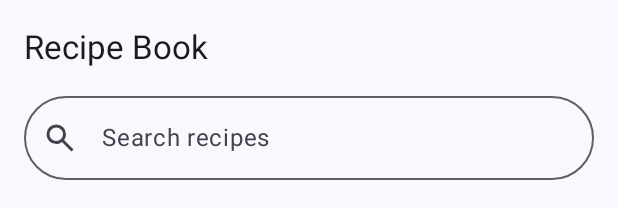
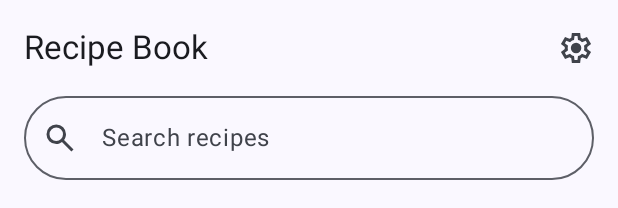
Before and after one commit to CRAZYS0K/Sok_Kotlin_Lab3-4, an Android app built with Jetpack Compose: the @Preview function RecipeListScreenPreview, on a phone screen of 412 x 824 dp. Shown: the top 208 px of the screen. Run offline under Robolectric (Android 15) with nearby library versions, the phone set to English and light mode, and no system bars; our stand-ins replace Room's generated code; libraries missing offline, so code that uses them is left out: androidx.room3.

Commit message:
feat(settings): add language and theme settings

```diff
--- a/app/src/main/java/com/recipebook/MainActivity.kt
+++ b/app/src/main/java/com/recipebook/MainActivity.kt
@@ -1,5 +1,6 @@
 package com.recipebook
 
+import android.content.Intent
 import android.os.Bundle
 import androidx.activity.compose.rememberLauncherForActivityResult
 import androidx.activity.compose.setContent
@@ -55,6 +56,7 @@ class MainActivity : AppCompatActivity() {
                     onRecipeClick = { id -> recipeLauncher.launch(RecipeActivity.newIntent(this, id)) },
                     onFavoriteToggle = viewModel::onFavoriteToggle,
                     onAddClick = { addLauncher.launch(EditRecipeActivity.newIntent(this, recipeId = null)) },
+                    onSettingsClick = { startActivity(Intent(this, SettingsActivity::class.java)) },
                 )
             }
         }
--- a/app/src/main/java/com/recipebook/ui/list/RecipeListScreen.kt
+++ b/app/src/main/java/com/recipebook/ui/list/RecipeListScreen.kt
@@ -76,6 +76,7 @@ fun RecipeListScreen(
     onRecipeClick: (Long) -> Unit,
     onFavoriteToggle: (Recipe) -> Unit,
     onAddClick: () -> Unit,
+    onSettingsClick: () -> Unit,
 ) {
     val listState = rememberLazyListState()
     ScrollToTopWhenFirstChanges(listState, state.recipes.firstOrNull()?.id)
@@ -87,7 +88,19 @@ fun RecipeListScreen(
     }
 
     Scaffold(
-        topBar = { TopAppBar(title = { Text(stringResource(R.string.app_name)) }) },
+        topBar = {
+            TopAppBar(
+                title = { Text(stringResource(R.string.app_name)) },
+                actions = {
+                    IconButton(onClick = { leaveTo(onSettingsClick) }) {
+                        Icon(
+                            painter = painterResource(R.drawable.ic_settings),
+                            contentDescription = stringResource(R.string.settings),
+                        )
+                    }
+                },
+            )
+        },
         floatingActionButton = {
             FloatingActionButton(onClick = { leaveTo(onAddClick) }) {
                 Icon(
@@ -285,6 +298,7 @@ private fun RecipeListScreenPreview() {
             onRecipeClick = {},
             onFavoriteToggle = {},
             onAddClick = {},
+            onSettingsClick = {},
         )
     }
 }
--- /dev/null
+++ b/app/src/main/res/drawable/ic_settings.xml
@@ -0,0 +1,10 @@
+<vector xmlns:android="http://schemas.android.com/apk/res/android"
+    android:width="24dp"
+    android:height="24dp"
+    android:viewportWidth="960"
+    android:viewportHeight="960"
+    android:tint="?attr/colorControlNormal">
+  <path
+      android:fillColor="@android:color/white"
+      android:pathData="M370,880L354,752Q341,747 329.5,740Q318,733 307,725L188,775L78,585L181,507Q180,500 180,493.5Q180,487 180,480Q180,473 180,466.5Q180,460 181,453L78,375L188,185L307,235Q318,227 330,220Q342,213 354,208L370,80L590,80L606,208Q619,213 630.5,220Q642,227 653,235L772,185L882,375L779,453Q780,460 780,466.5Q780,473 780,480Q780,487 780,493.5Q780,500 778,507L881,585L771,775L653,725Q642,733 630,740Q618,747 606,752L590,880L370,880ZM440,800L519,800L533,694Q564,686 590.5,670.5Q617,655 639,633L738,674L777,606L691,541Q696,527 698,511.5Q700,496 700,480Q700,464 698,448.5Q696,433 691,419L777,354L738,286L639,328Q617,305 590.5,289.5Q564,274 533,266L520,160L441,160L427,266Q396,274 369.5,289.5Q343,305 321,327L222,286L183,354L269,418Q264,433 262,448Q260,463 260,480Q260,496 262,511Q264,526 269,541L183,606L222,674L321,632Q343,655 369.5,670.5Q396,686 427,694L440,800ZM482,620Q540,620 581,579Q622,538 622,480Q622,422 581,381Q540,340 482,340Q423,340 382.5,381Q342,422 342,480Q342,538 382.5,579Q423,620 482,620ZM480,480L480,480Q480,480 480,480Q480,480 480,480L480,480L480,480L480,480Q480,480 480,480Q480,480 480,480Q480,480 480,480Q480,480 480,480L480,480L480,480L480,480Q480,480 480,480Q480,480 480,480L480,480L480,480L480,480Q480,480 480,480Q480,480 480,480L480,480L480,480L480,480Q480,480 480,480Q480,480 480,480Q480,480 480,480Q480,480 480,480L480,480L480,480L480,480Q480,480 480,480Q480,480 480,480L480,480Z"/>
+</vector>
--- a/app/src/main/res/values/strings.xml
+++ b/app/src/main/res/values/strings.xml
@@ -60,6 +60,15 @@
     <string name="error_amount_not_positive">The amount must be greater than zero</string>
     <string name="error_amount_too_large">The amount is too large</string>
 
+    <string name="settings">Settings</string>
+    <string name="language">Interface language</string>
+    <string name="theme">Theme</string>
+    <string name="theme_light">Light</string>
+    <string name="theme_dark">Dark</string>
+    <string name="language_russian" translatable="false">Русский</string>
+    <string name="language_english" translatable="false">English</string>
+    <string name="settings_hint">The language and theme apply to all screens of the app.</string>
+
     <string name="category_breakfast">Breakfast</string>
     <string name="category_soup">Soups</string>
     <string name="category_main">Main dishes</string>
```
Also changed, not shown: app/src/main/AndroidManifest.xml (+12 -0 lines), app/src/main/java/com/recipebook/RecipeBookApplication.kt (+7 -0 lines), app/src/main/java/com/recipebook/SettingsActivity.kt (added, +48 -0 lines), app/src/main/java/com/recipebook/data/AppSettings.kt (added, +57 -0 lines), app/src/main/java/com/recipebook/ui/Labels.kt (+14 -0 lines), app/src/main/java/com/recipebook/ui/settings/SettingsScreen.kt (added, +131 -0 lines), 1 other file.
